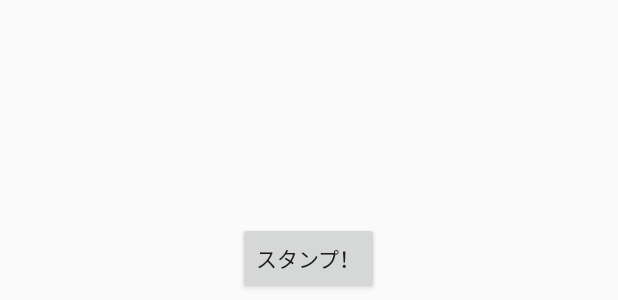
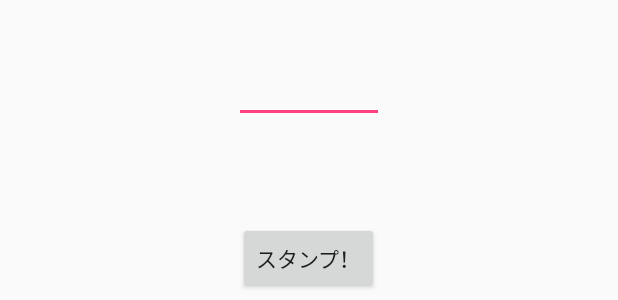
Before and after one commit to a-nagaoka/Timer, an Android app: the layout activity_main.xml on its own in the app's theme, with its tools: preview values and no code run, on a phone screen of 412 x 824 dp. Shown: the part 360-660 px from the top of the screen. Run offline under Robolectric (Android 15) with nearby library versions, the light colour scheme and no system bars.

Commit message:
一人だけでなく、多人数にも対応できるように追加（とりあえず制限なし）

```diff
--- a/StampApplication/app/src/main/res/layout/activity_main.xml
+++ b/StampApplication/app/src/main/res/layout/activity_main.xml
@@ -19,4 +19,13 @@
         android:layout_centerVertical="true"
         android:layout_centerHorizontal="true" />
 
+    <EditText
+        android:layout_width="100dp"
+        android:layout_height="50dp"
+        android:id="@+id/inputText"
+        android:layout_above="@+id/button"
+        android:layout_centerHorizontal="true"
+        android:layout_marginBottom="66dp"
+        android:inputType="number" />
+
 </RelativeLayout>
--- a/StampApplication/app/src/main/res/values/strings.xml
+++ b/StampApplication/app/src/main/res/values/strings.xml
@@ -1,5 +1,8 @@
 <resources>
-    <string name="app_name">Stamp2Application</string>
+    <string name="app_name">StampApplication</string>
     <string name="stamp">スタンプ！</string>
     <string name="ok">ok</string>
+    <string name="MESSAGE_MID">10個たまったね！\nもうすこし！</string>
+    <string name="MESSAGE_GOAL">20個たまったね！\nおめでとう！</string>
+    <string name="DOROID_FROM">ドロイドくんより</string>
 </resources>
```
Also changed, not shown: StampApplication/app/src/main/java/com/example/yoshizawa/stampapplication/CustomDialog.java (+19 -14 lines), StampApplication/app/src/main/java/com/example/yoshizawa/stampapplication/MainActivity.java (+18 -0 lines), StampApplication/app/src/main/java/com/example/yoshizawa/stampapplication/StampActivity.java (+17 -13 lines), StampApplication/app/src/main/java/com/example/yoshizawa/stampapplication/StampAdapter.java (+17 -2 lines), StampApplication/app/src/main/java/com/example/yoshizawa/stampapplication/StampCard.java (+20 -2 lines).
